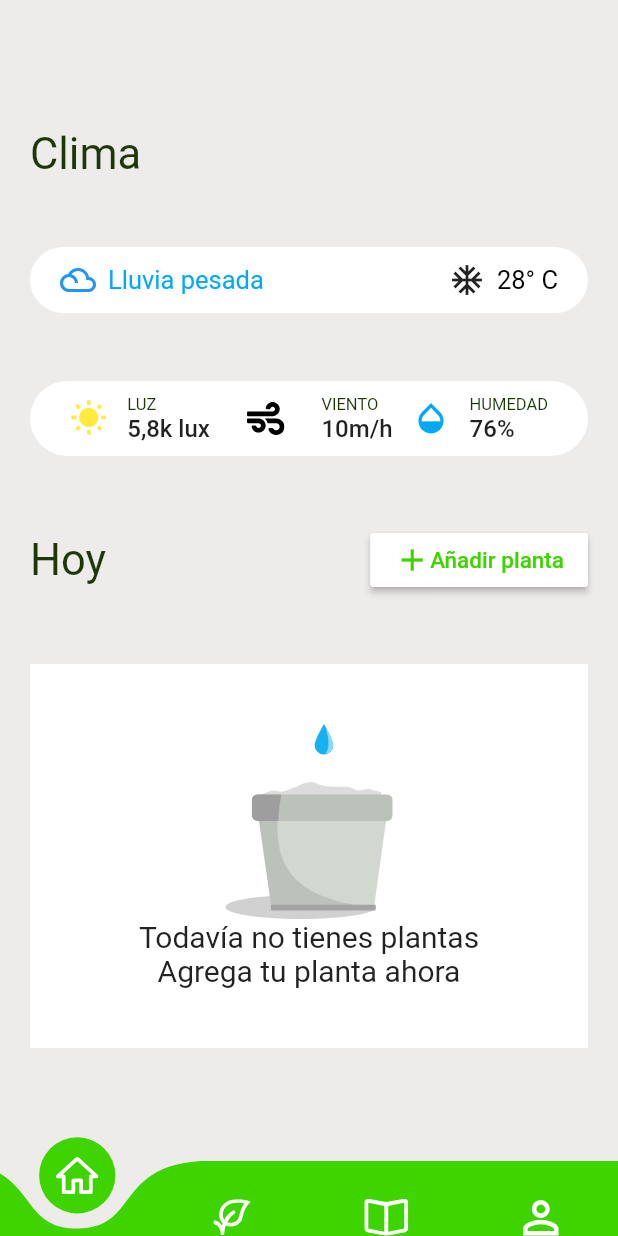
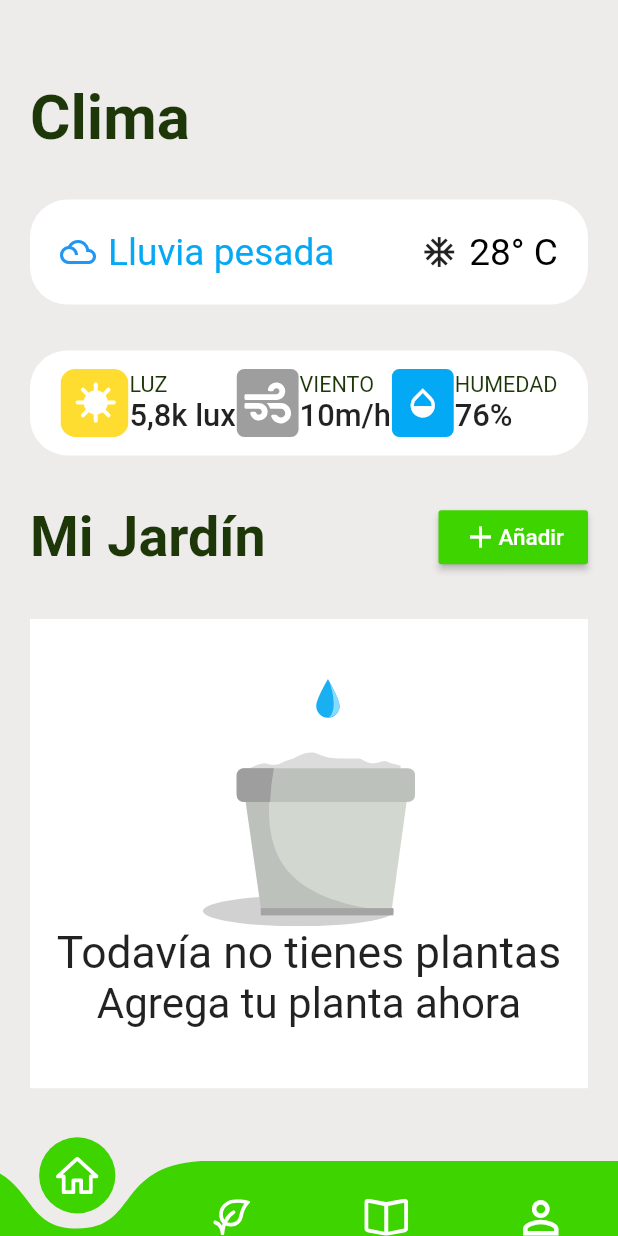
Before and after one commit to asloth/botanicare, a Flutter app: the MenuBar screen opened by its route, on a phone screen of 412 x 824 dp. Run offline on Flutter 3.47's test engine with Material 2 defaults, Android fonts, the phone set to English and light mode, and no system bars; drawn by our look-alikes of curved_navigation_bar; our stand-ins replace cloud_firestore, firebase_auth, firebase_core, flutter_svg; accounts and stored records are empty.

Commit message:
avance en diseño de homescreen

```diff
--- a/lib/src/ui/CalculatorScreen.dart
+++ b/lib/src/ui/BitacoraScreen.dart
@@ -2,8 +2,8 @@ import 'package:botanicare/src/ui/Constants.dart';
 import 'package:botanicare/src/ui/login_signup/InputField.dart';
 import 'package:flutter/material.dart';
 
-class CalculatorScreen extends StatelessWidget {
-  const CalculatorScreen({Key key}) : super(key: key);
+class BitacoraScreen extends StatelessWidget {
+  const BitacoraScreen({Key key}) : super(key: key);
 
   @override
   Widget build(BuildContext context) {
--- a/lib/src/ui/HomeScreen.dart
+++ b/lib/src/ui/HomeScreen.dart
@@ -10,10 +10,12 @@ class HomeScreen extends StatelessWidget {
 
   @override
   Widget build(BuildContext context) {
+    Size size = MediaQuery.of(context).size;
+
     return Container(
       color: kBackgroundColor,
-      padding: EdgeInsets.fromLTRB(kDefaultPadding, kDefaultPadding * 2,
-          kDefaultPadding, kDefaultPadding * 1.5),
+      padding: EdgeInsets.fromLTRB(kDefaultPadding, kDefaultPadding * 1.2,
+          kDefaultPadding, kDefaultPadding * 0.9),
       child: Column(
         mainAxisAlignment: MainAxisAlignment.spaceEvenly,
         crossAxisAlignment: CrossAxisAlignment.stretch,
@@ -22,7 +24,8 @@ class HomeScreen extends StatelessWidget {
             'Clima',
             style: TextStyle(
               color: kTextColor,
-              fontSize: 29,
+              fontSize: size.height * 0.05,
+              fontWeight: FontWeight.w600,
             ),
           ),
           WeatherWidget(),
@@ -30,10 +33,11 @@ class HomeScreen extends StatelessWidget {
           Row(
             children: [
               Text(
-                'Hoy',
+                'Mi Jardín',
                 style: TextStyle(
                   color: kTextColor,
-                  fontSize: 29,
+                  fontSize: size.height * 0.045,
+                  fontWeight: FontWeight.w600,
                 ),
               ),
               Spacer(),
--- a/lib/src/ui/MenuBar.dart
+++ b/lib/src/ui/MenuBar.dart
@@ -1,6 +1,6 @@
 import 'package:botanicare/src/ui/Constants.dart';
 import 'package:botanicare/src/ui/HomeScreen.dart';
-import 'package:botanicare/src/ui/CalculatorScreen.dart';
+import 'package:botanicare/src/ui/BitacoraScreen.dart';
 import 'package:botanicare/src/ui/PerfilScreen.dart';
 import 'package:flutter/material.dart';
 import 'package:curved_navigation_bar/curved_navigation_bar.dart';
@@ -18,14 +18,14 @@ class _MenuBarState extends State<MenuBar> {
   GlobalKey _bottomNavigationKey = GlobalKey();
   final pages = [
     HomeScreen(),
-    Text('hola soy garden screen'),
-    CalculatorScreen(),
+    Text('hola soy huerto screen'),
+    BitacoraScreen(),
     PerfilScreen(),
   ];
 
   @override
   Widget build(BuildContext context) {
-    Size size = MediaQuery.of(context).size;
+    // Size size = MediaQuery.of(context).size;
 
     return Scaffold(
       body: pages[_page],
--- a/lib/src/ui/home/AddPlantButton.dart
+++ b/lib/src/ui/home/AddPlantButton.dart
@@ -7,18 +7,18 @@ class AddPlantWidget extends StatelessWidget {
   @override
   Widget build(BuildContext context) {
     return RaisedButton(
-      color: kBackgroundColor2,
+      color: kPrimaryColor,
       onPressed: () {},
       child: Row(
         children: [
           Icon(
             Icons.add,
-            color: kPrimaryColor,
+            color: Colors.white,
           ),
           Text(
-            'Añadir planta',
+            'Añadir',
             style: TextStyle(
-              color: kPrimaryColor,
+              color: Colors.white,
               fontSize: 15,
             ),
           )
--- a/lib/src/ui/home/EmptyGarden.dart
+++ b/lib/src/ui/home/EmptyGarden.dart
@@ -7,26 +7,30 @@ class EmptyGardenWidget extends StatelessWidget {
 
   @override
   Widget build(BuildContext context) {
+    Size size = MediaQuery.of(context).size;
+
     return Container(
-      padding: EdgeInsets.symmetric(vertical: kDefaultPadding * 2),
+      padding: EdgeInsets.symmetric(
+        vertical: kDefaultPadding * 2,
+      ),
       color: kBackgroundColor2,
       child: Column(
         mainAxisAlignment: MainAxisAlignment.center,
         children: [
           SvgPicture.asset(
             'assets/flower-pot.svg',
-            height: 130,
+            height: size.height * 0.2,
           ),
           Text(
             'Todavía no tienes plantas',
             style: TextStyle(
-              fontSize: 20,
+              fontSize: size.height * 0.036,
             ),
           ),
           Text(
             'Agrega tu planta ahora',
             style: TextStyle(
-              fontSize: 20,
+              fontSize: size.height * 0.034,
             ),
           ),
         ],
--- a/lib/src/ui/home/WeatherDetail.dart
+++ b/lib/src/ui/home/WeatherDetail.dart
@@ -7,8 +7,10 @@ class WeatherDetailWidget extends StatelessWidget {
 
   @override
   Widget build(BuildContext context) {
+    Size size = MediaQuery.of(context).size;
+
     return Container(
-      height: 50,
+      height: size.height * 0.085,
       decoration: BoxDecoration(
         color: kBackgroundColor2,
         borderRadius: BorderRadius.circular(25),
@@ -20,10 +22,9 @@ class WeatherDetailWidget extends StatelessWidget {
       child: Row(
         mainAxisAlignment: MainAxisAlignment.spaceAround,
         children: [
-          Icon(
-            Icons.wb_sunny,
-            color: Colors.yellow,
-            size: 25,
+          SvgPicture.asset(
+            'assets/icons/light.svg',
+            height: size.height * 0.055,
           ),
           RichText(
             text: TextSpan(
@@ -32,25 +33,30 @@ class WeatherDetailWidget extends StatelessWidget {
                   text: "Luz\n".toUpperCase(),
                   style: TextStyle(
                     color: kTextColor,
-                    fontSize: 11,
+                    fontSize: size.width * 0.035,
                   ),
                 ),
                 TextSpan(
                   text: "5,8k lux",
                   style: Theme.of(context).textTheme.button.copyWith(
-                        fontSize: 16,
+                        fontSize: size.width * 0.05,
                       ),
                 ),
               ],
             ),
           ),
-          IconButton(
-            icon: SvgPicture.asset(
+          Container(
+            height: size.height * 0.055,
+            width: size.width * 0.1,
+            decoration: BoxDecoration(
+              color: Colors.grey,
+              borderRadius: BorderRadius.circular(5),
+            ),
+            padding: EdgeInsets.all(5),
+            child: SvgPicture.asset(
               "assets/icons/wind-solid.svg",
-              height: 25,
-              width: 25,
+              color: Colors.white,
             ),
-            onPressed: () {},
           ),
           RichText(
             text: TextSpan(
@@ -59,22 +65,30 @@ class WeatherDetailWidget extends StatelessWidget {
                   text: "Viento\n".toUpperCase(),
                   style: TextStyle(
                     color: kTextColor,
-                    fontSize: 11,
+                    fontSize: size.width * 0.035,
                   ),
                 ),
                 TextSpan(
                   text: "10m/h",
                   style: Theme.of(context).textTheme.button.copyWith(
-                        fontSize: 16,
+                        fontSize: size.width * 0.05,
                       ),
                 ),
               ],
             ),
           ),
-          Icon(
-            Icons.opacity,
-            color: Colors.lightBlue,
-            size: 25,
+          Container(
+            height: size.height * 0.055,
+            width: size.width * 0.1,
+            decoration: BoxDecoration(
+              color: Colors.lightBlue,
+              borderRadius: BorderRadius.circular(5),
+            ),
+            padding: EdgeInsets.all(5),
+            child: Icon(
+              Icons.opacity,
+              color: Colors.white,
+            ),
           ),
           RichText(
             text: TextSpan(
@@ -83,13 +97,13 @@ class WeatherDetailWidget extends StatelessWidget {
                   text: "Humedad\n".toUpperCase(),
                   style: TextStyle(
                     color: kTextColor,
-                    fontSize: 11,
+                    fontSize: size.width * 0.035,
                   ),
                 ),
                 TextSpan(
                   text: "76%",
                   style: Theme.of(context).textTheme.button.copyWith(
-                        fontSize: 16,
+                        fontSize: size.width * 0.05,
                       ),
                 ),
               ],
--- a/lib/src/ui/home/WeatherWidget.dart
+++ b/lib/src/ui/home/WeatherWidget.dart
@@ -6,7 +6,10 @@ class WeatherWidget extends StatelessWidget {
 
   @override
   Widget build(BuildContext context) {
+    Size size = MediaQuery.of(context).size;
+
     return Container(
+      height: size.height * 0.085,
       decoration: BoxDecoration(
         color: kBackgroundColor2,
         borderRadius: BorderRadius.circular(25),
@@ -27,7 +30,7 @@ class WeatherWidget extends StatelessWidget {
             child: Text(
               'Lluvia pesada',
               style: TextStyle(
-                fontSize: 17,
+                fontSize: size.height * 0.03,
                 color: Colors.lightBlue,
               ),
             ),
@@ -41,7 +44,7 @@ class WeatherWidget extends StatelessWidget {
           Text(
             '28° C',
             style: TextStyle(
-              fontSize: 17,
+              fontSize: size.height * 0.03,
               color: Colors.black,
             ),
           ),
```
Also changed, not shown: assets/icons/humidity.svg (added), assets/icons/light.svg (added).
